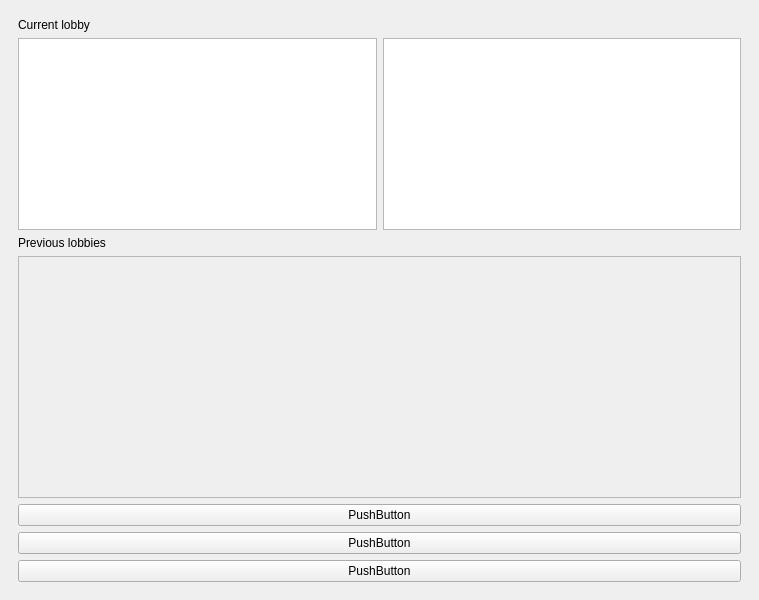
First picture: the form in progglol/mainwindow.ui, repository SadOnion/ProGG.lol, before the edit.
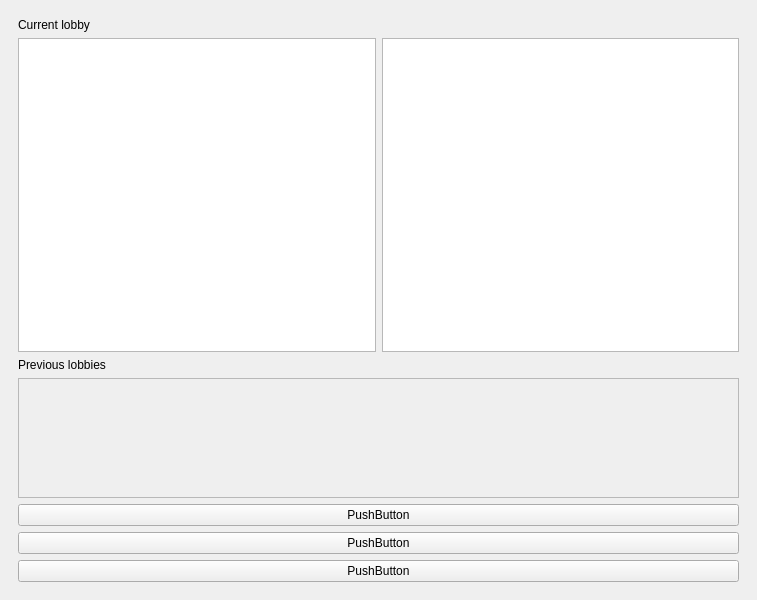
Second picture: the form after the edit. The open tabs and pages were chosen to show the change.

```diff
--- a/progglol/mainwindow.ui
+++ b/progglol/mainwindow.ui
@@ -6,7 +6,7 @@
    <rect>
     <x>0</x>
     <y>0</y>
-    <width>759</width>
+    <width>757</width>
     <height>600</height>
    </rect>
   </property>
@@ -47,6 +47,12 @@
        <layout class="QVBoxLayout" name="verticalLayout_2">
         <item>
          <widget class="QLabel" name="label_8">
+          <property name="sizePolicy">
+           <sizepolicy hsizetype="Preferred" vsizetype="Fixed">
+            <horstretch>0</horstretch>
+            <verstretch>0</verstretch>
+           </sizepolicy>
+          </property>
           <property name="text">
            <string>Current lobby</string>
           </property>
@@ -81,6 +87,12 @@
         </item>
         <item>
          <widget class="QLabel" name="label_7">
+          <property name="sizePolicy">
+           <sizepolicy hsizetype="Preferred" vsizetype="Fixed">
+            <horstretch>0</horstretch>
+            <verstretch>0</verstretch>
+           </sizepolicy>
+          </property>
           <property name="text">
            <string>Previous lobbies</string>
           </property>
@@ -89,11 +101,17 @@
         <item>
          <widget class="QScrollArea" name="scrollArea">
           <property name="sizePolicy">
-           <sizepolicy hsizetype="Expanding" vsizetype="Expanding">
+           <sizepolicy hsizetype="Preferred" vsizetype="Fixed">
             <horstretch>0</horstretch>
             <verstretch>0</verstretch>
            </sizepolicy>
           </property>
+          <property name="minimumSize">
+           <size>
+            <width>460</width>
+            <height>120</height>
+           </size>
+          </property>
           <property name="widgetResizable">
            <bool>true</bool>
           </property>
@@ -102,10 +120,16 @@
             <rect>
              <x>0</x>
              <y>0</y>
-             <width>721</width>
-             <height>237</height>
+             <width>719</width>
+             <height>118</height>
             </rect>
            </property>
+           <property name="sizePolicy">
+            <sizepolicy hsizetype="Minimum" vsizetype="Preferred">
+             <horstretch>0</horstretch>
+             <verstretch>0</verstretch>
+            </sizepolicy>
+           </property>
            <layout class="QGridLayout" name="gridLayout_4"/>
           </widget>
          </widget>
```
Left out of the diff: 4 changed lines with no effect on the pictures.
